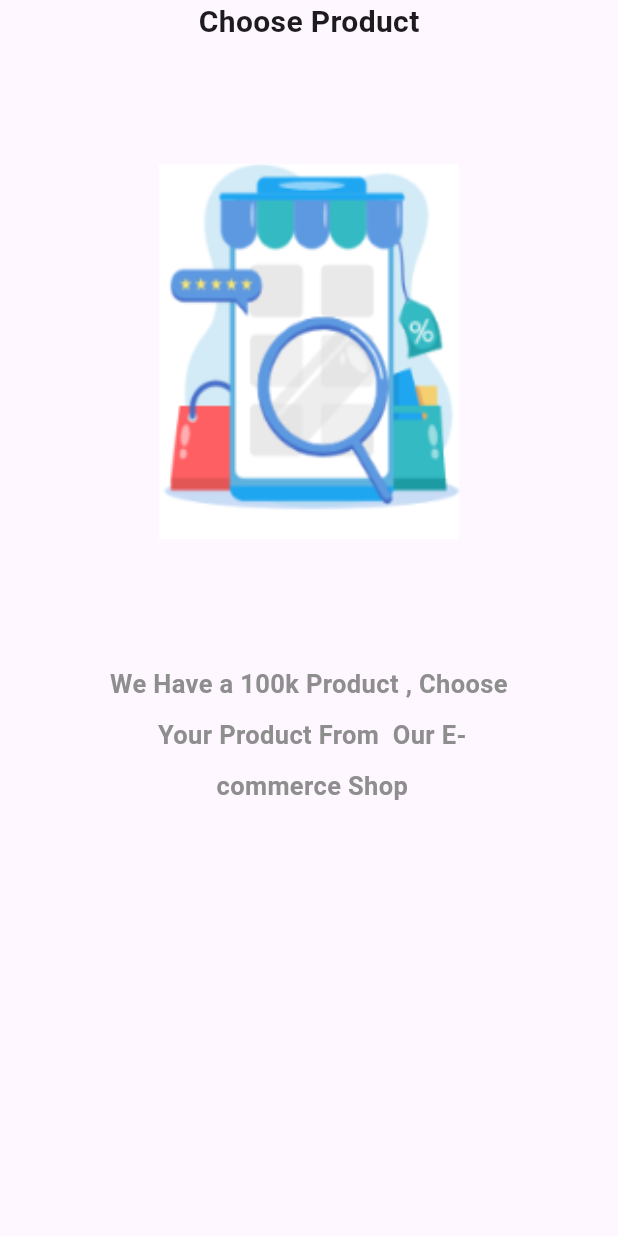
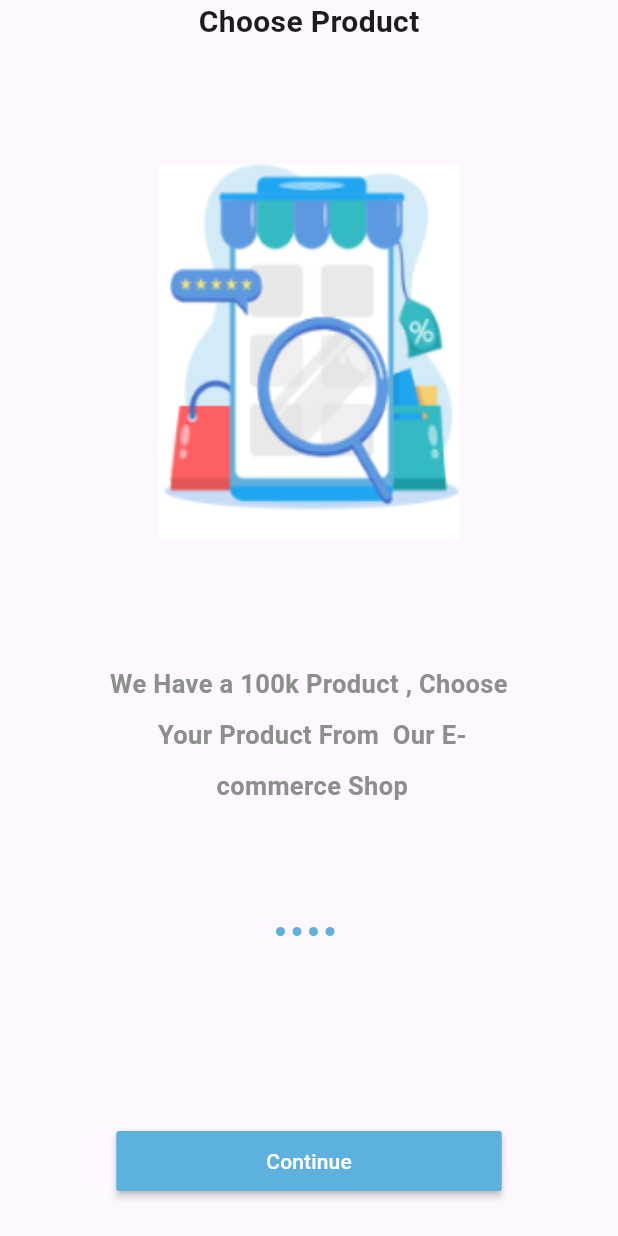
Before and after one commit to Abdulkrim/ecommerce_app, a Flutter app: the screen it shows after launch, on a phone screen of 412 x 824 dp. Run offline on Flutter 3.47's test engine with Material 3 defaults, Android fonts, the phone set to English and light mode, and no system bars; our stand-ins replace get.

Commit message:
6- on boarding part 3

```diff
--- a/lib/core/constant/app_color.dart
+++ b/lib/core/constant/app_color.dart
@@ -2,5 +2,6 @@ import 'package:flutter/material.dart';
 
 class AppColor {
   static const Color grey = Color(0xff8e8e8e);
+  static const Color white = Colors.white;
   static const Color primaryColor = Color(0xff5DB1DF);
 }
--- a/lib/view/screen/onboarding_screen.dart
+++ b/lib/view/screen/onboarding_screen.dart
@@ -1,5 +1,8 @@
 import 'package:ecommerce_app/core/constant/app_color.dart';
 import 'package:ecommerce_app/data/data_source/static/static.dart';
+import 'package:ecommerce_app/view/wiget/on_boarding/custom_button.dart';
+import 'package:ecommerce_app/view/wiget/on_boarding/custom_dot_controller.dart';
+import 'package:ecommerce_app/view/wiget/on_boarding/custom_slider.dart';
 import 'package:flutter/material.dart';
 
 class OnBoardingScreen extends StatelessWidget {
@@ -9,40 +12,24 @@ class OnBoardingScreen extends StatelessWidget {
   Widget build(BuildContext context) {
     return Scaffold(
       body: SafeArea(
-        child: PageView.builder(
-          itemCount: onBoardingList.length,
-          itemBuilder: (context, index) => Column(
-            children: [
-              Text(
-                onBoardingList[index].title!,
-                style: TextStyle(
-                  fontWeight: FontWeight.bold,
-                  fontSize: 20,
-                ),
+        child: Column(
+          children: [
+            Expanded(
+              flex: 3,
+              child:
+              CustomSliderOnBoarding(),
+            ),
+            Expanded(
+              flex: 1,
+              child: Column(
+                children: [
+                  CustomDotControllerOnBoarding(),
+                  Spacer(),
+                  CustomButtonOnBoarding(),
+                ],
               ),
-              SizedBox(
-                height: 80,
-              ),
-              Image.asset(onBoardingList[index].image!,width: 200,height: 250,fit: BoxFit.fill,),
-              SizedBox(
-                height: 80,
-              ),
-              Container(
-                width: double.infinity,
-                alignment: Alignment.center,
-                child: Text(
-                  onBoardingList[index].body!,
-                  textAlign: TextAlign.center,
-                  style: TextStyle(
-                    height: 2,
-                    color: AppColor.grey,
-                    fontWeight: FontWeight.bold,
-                    fontSize: 17,
-                  ),
-                ),
-              ),
-            ],
-          ),
+            ),
+          ],
         ),
       ),
     );
--- /dev/null
+++ b/lib/view/wiget/on_boarding/custom_button.dart
@@ -0,0 +1,21 @@
+import 'package:ecommerce_app/core/constant/app_color.dart';
+import 'package:flutter/material.dart';
+
+class CustomButtonOnBoarding extends StatelessWidget {
+  const CustomButtonOnBoarding({super.key});
+
+  @override
+  Widget build(BuildContext context) {
+    return Container(
+      height: 40,
+      margin: EdgeInsets.only(bottom: 30),
+      child: MaterialButton(
+        padding: EdgeInsets.symmetric(horizontal: 100),
+        onPressed: () {},
+        textColor: AppColor.white,
+        color: AppColor.primaryColor,
+        child: Text("Continue"),
+      ),
+    );
+  }
+}
--- /dev/null
+++ b/lib/view/wiget/on_boarding/custom_dot_controller.dart
@@ -0,0 +1,29 @@
+import 'package:ecommerce_app/core/constant/app_color.dart';
+import 'package:ecommerce_app/data/data_source/static/static.dart';
+import 'package:flutter/material.dart';
+
+class CustomDotControllerOnBoarding extends StatelessWidget {
+  const CustomDotControllerOnBoarding({super.key});
+
+  @override
+  Widget build(BuildContext context) {
+    return Row(
+      mainAxisAlignment: MainAxisAlignment.center,
+      children: [
+        ...List.generate(
+          onBoardingList.length,
+          (index) => AnimatedContainer(
+            margin: EdgeInsets.only(right: 5),
+            duration: Duration(microseconds: 900),
+            width: 6,
+            height: 6,
+            decoration: BoxDecoration(
+              color: AppColor.primaryColor,
+              borderRadius: BorderRadius.circular(10),
+            ),
+          ),
+        ),
+      ],
+    );
+  }
+}
--- /dev/null
+++ b/lib/view/wiget/on_boarding/custom_slider.dart
@@ -0,0 +1,51 @@
+import 'package:ecommerce_app/core/constant/app_color.dart';
+import 'package:ecommerce_app/data/data_source/static/static.dart';
+import 'package:flutter/material.dart';
+
+class CustomSliderOnBoarding extends StatelessWidget {
+  const CustomSliderOnBoarding({super.key});
+
+  @override
+  Widget build(BuildContext context) {
+    return PageView.builder(
+      itemCount: onBoardingList.length,
+      itemBuilder: (context, index) => Column(
+        children: [
+          Text(
+            onBoardingList[index].title!,
+            style: TextStyle(
+              fontWeight: FontWeight.bold,
+              fontSize: 20,
+            ),
+          ),
+          SizedBox(
+            height: 80,
+          ),
+          Image.asset(
+            onBoardingList[index].image!,
+            width: 200,
+            height: 250,
+            fit: BoxFit.fill,
+          ),
+          SizedBox(
+            height: 80,
+          ),
+          Container(
+            width: double.infinity,
+            alignment: Alignment.center,
+            child: Text(
+              onBoardingList[index].body!,
+              textAlign: TextAlign.center,
+              style: TextStyle(
+                height: 2,
+                color: AppColor.grey,
+                fontWeight: FontWeight.bold,
+                fontSize: 17,
+              ),
+            ),
+          ),
+        ],
+      ),
+    );
+  }
+}
```
